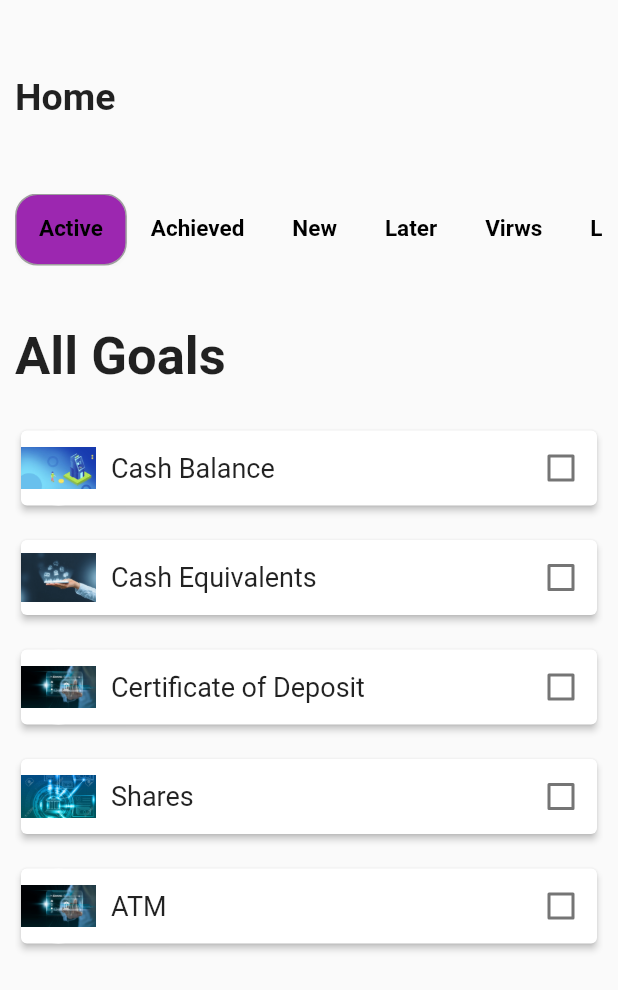
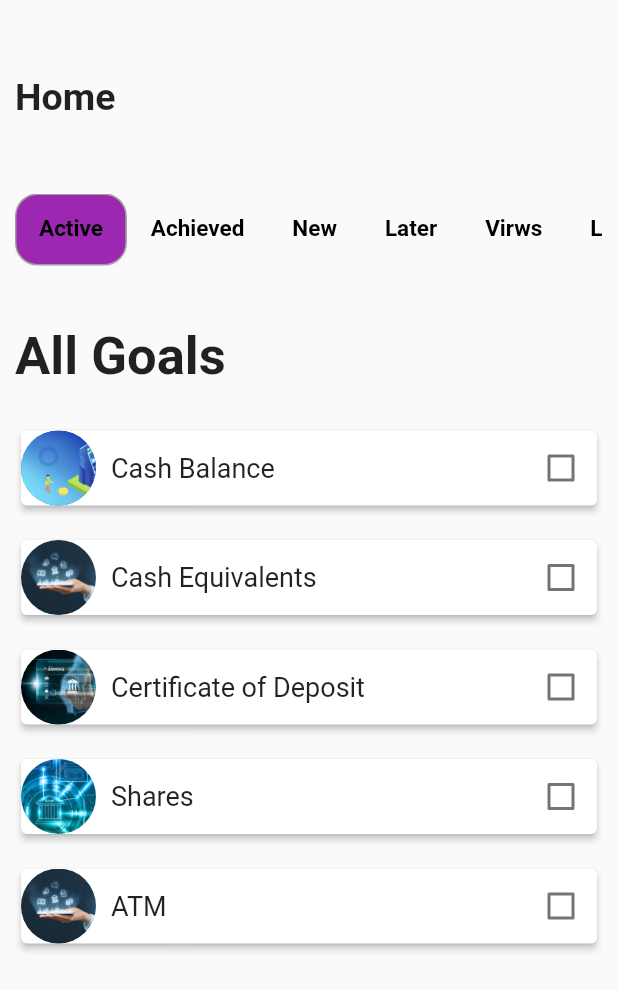
Before and after one commit to OKWOREJIKEJUDE/banky, a Flutter app: the SecondHomeDetails screen opened directly, on a phone screen of 412 x 824 dp. Shown: the top 990 px of the screen. Run offline on Flutter 3.47's test engine with Material 2 defaults, Android fonts, the phone set to English and light mode, and no system bars; our stand-ins replace flutter_swiper.

Commit message:
seventh banky commit

```diff
--- a/lib/secondhomeDetails.dart
+++ b/lib/secondhomeDetails.dart
@@ -144,10 +144,15 @@ class _SecondHomeDetailsState extends State<SecondHomeDetails>
                           children: [
                             Row(
                               children: [
+                                // CircleAvatar(
+                                //   radius: 25,
+                                //   backgroundColor: Colors.white,
+                                //   child: Image.asset("assets/bank1.jpg"),
+                                // ),
                                 CircleAvatar(
                                   radius: 25,
-                                  backgroundColor: Colors.white,
-                                  child: Image.asset("assets/bank1.jpg"),
+                                  backgroundImage:
+                                      AssetImage("assets/bank1.jpg"),
                                 ),
                                 SizedBox(
                                   width: 10,
@@ -191,7 +196,8 @@ class _SecondHomeDetailsState extends State<SecondHomeDetails>
                                 CircleAvatar(
                                   radius: 25,
                                   backgroundColor: Colors.white,
-                                  child: Image.asset("assets/bank2.jpg"),
+                                  backgroundImage:
+                                      AssetImage("assets/bank2.jpg"),
                                 ),
                                 SizedBox(
                                   width: 10,
@@ -235,7 +241,8 @@ class _SecondHomeDetailsState extends State<SecondHomeDetails>
                                 CircleAvatar(
                                   radius: 25,
                                   backgroundColor: Colors.white,
-                                  child: Image.asset("assets/bank4.jpg"),
+                                  backgroundImage:
+                                      AssetImage("assets/bank4.jpg"),
                                 ),
                                 SizedBox(
                                   width: 10,
@@ -279,7 +286,8 @@ class _SecondHomeDetailsState extends State<SecondHomeDetails>
                                 CircleAvatar(
                                   radius: 25,
                                   backgroundColor: Colors.white,
-                                  child: Image.asset("assets/bank3.jpg"),
+                                  backgroundImage:
+                                      AssetImage("assets/bank3.jpg"),
                                 ),
                                 SizedBox(
                                   width: 10,
@@ -323,7 +331,8 @@ class _SecondHomeDetailsState extends State<SecondHomeDetails>
                                 CircleAvatar(
                                   radius: 25,
                                   backgroundColor: Colors.white,
-                                  child: Image.asset("assets/bank4.jpg"),
+                                  backgroundImage:
+                                      AssetImage("assets/bank2.jpg"),
                                 ),
                                 SizedBox(
                                   width: 10,
```
